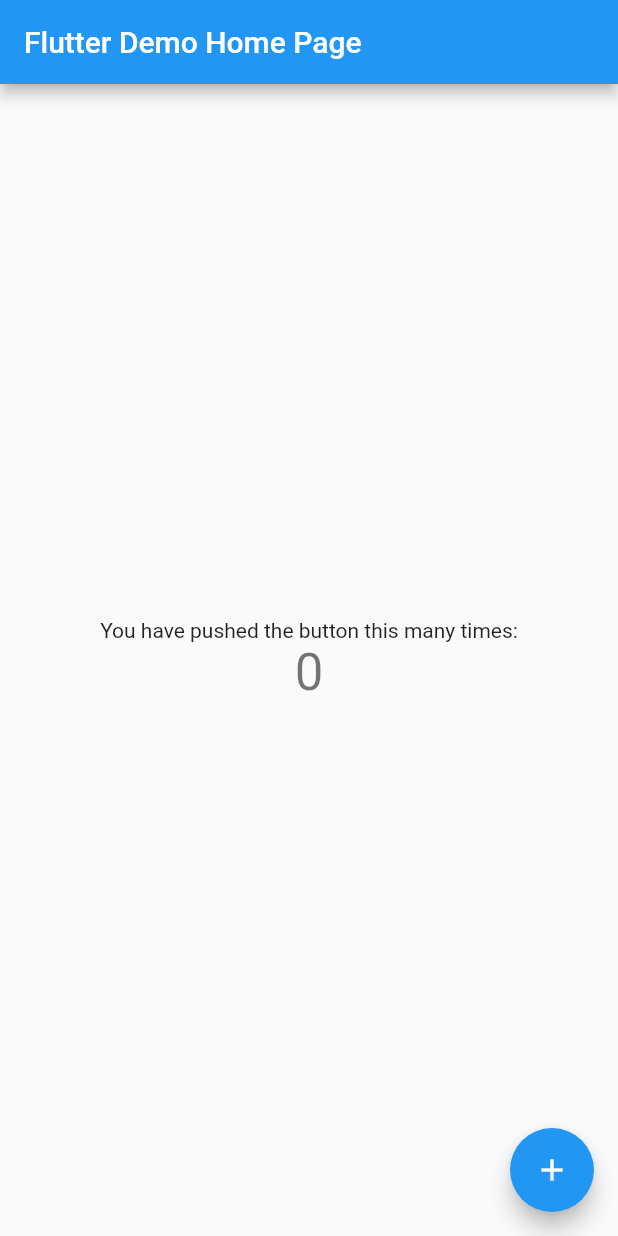
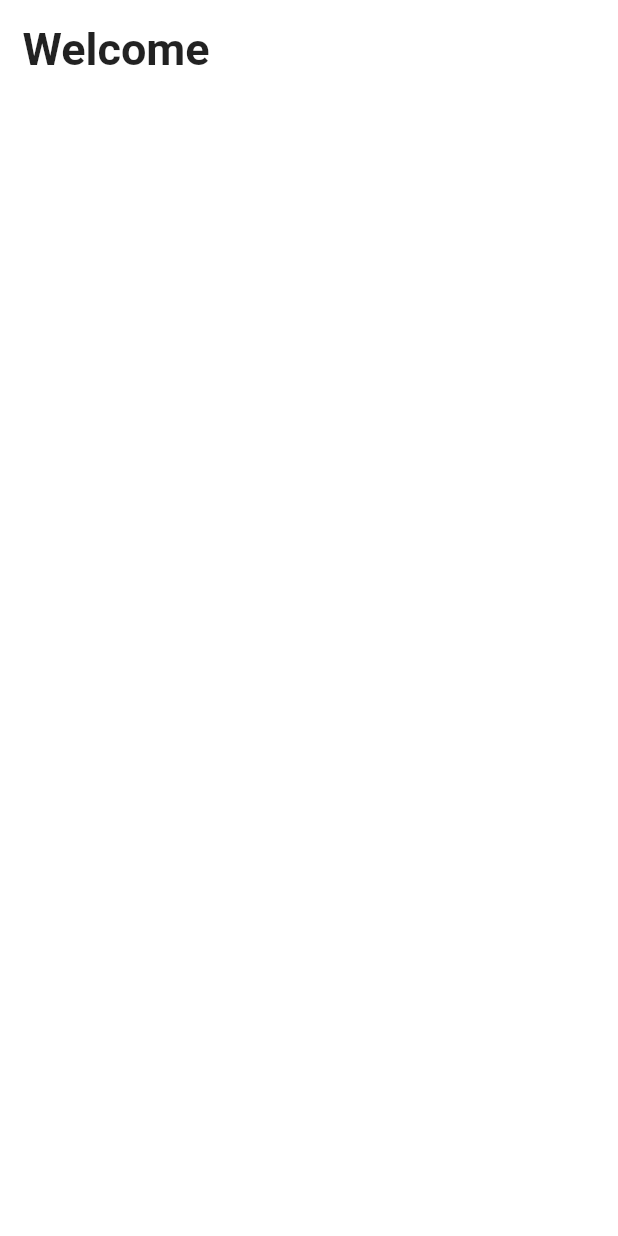
Before and after one commit to notori0usss/doctor_appointment, a Flutter app: the screen it shows after launch, on a phone screen of 412 x 824 dp. Run offline on Flutter 3.47's test engine with Material 2 defaults, Android fonts, the phone set to English and light mode, and no system bars.

Commit message:
setup done

```diff
--- a/lib/main.dart
+++ b/lib/main.dart
@@ -1,4 +1,7 @@
+import 'package:doctor_appointment/main_layout.dart';
+import 'package:doctor_appointment/screens/auth_page.dart';
 import 'package:flutter/material.dart';
+import 'utils/config.dart';
 
 void main() {
   runApp(const MyApp());
@@ -7,109 +10,39 @@ void main() {
 class MyApp extends StatelessWidget {
   const MyApp({super.key});
 
+  static final navigatorKey = GlobalKey<NavigatorState>();
+
   // This widget is the root of your application.
   @override
   Widget build(BuildContext context) {
     return MaterialApp(
       title: 'Flutter Demo',
       theme: ThemeData(
-        // This is the theme of your application.
-        //
-        // Try running your application with "flutter run". You'll see the
-        // application has a blue toolbar. Then, without quitting the app, try
-        // changing the primarySwatch below to Colors.green and then invoke
-        // "hot reload" (press "r" in the console where you ran "flutter run",
-        // or simply save your changes to "hot reload" in a Flutter IDE).
-        // Notice that the counter didn't reset back to zero; the application
-        // is not restarted.
-        primarySwatch: Colors.blue,
+        inputDecorationTheme: const InputDecorationTheme(
+          focusColor: Config.primaryColor,
+          border: Config.outlinedBorder,
+          focusedBorder: Config.focusBorder,
+          errorBorder: Config.errorBorder,
+          enabledBorder: Config.outlinedBorder,
+          floatingLabelStyle: TextStyle(color: Config.primaryColor),
+          prefixIconColor: Colors.black38,
+        ),
+        scaffoldBackgroundColor: Colors.white,
+        bottomNavigationBarTheme: BottomNavigationBarThemeData(
+          backgroundColor: Config.primaryColor,
+          selectedItemColor: Colors.white,
+          showSelectedLabels: true,
+          showUnselectedLabels: false,
+          unselectedItemColor: Colors.grey.shade700,
+          elevation: 10,
+          type: BottomNavigationBarType.fixed,
+        ),
       ),
-      home: const MyHomePage(title: 'Flutter Demo Home Page'),
+      initialRoute: '/',
+      routes: {
+        '/': (context) => const AuthPage(),
+        '/main': (context) => const MainLayout(),
+      },
     );
   }
 }
-
-class MyHomePage extends StatefulWidget {
-  const MyHomePage({super.key, required this.title});
-
-  // This widget is the home page of your application. It is stateful, meaning
-  // that it has a State object (defined below) that contains fields that affect
-  // how it looks.
-
-  // This class is the configuration for the state. It holds the values (in this
-  // case the title) provided by the parent (in this case the App widget) and
-  // used by the build method of the State. Fields in a Widget subclass are
-  // always marked "final".
-
-  final String title;
-
-  @override
-  State<MyHomePage> createState() => _MyHomePageState();
-}
-
-class _MyHomePageState extends State<MyHomePage> {
-  int _counter = 0;
-
-  void _incrementCounter() {
-    setState(() {
-      // This call to setState tells the Flutter framework that something has
-      // changed in this State, which causes it to rerun the build method below
-      // so that the display can reflect the updated values. If we changed
-      // _counter without calling setState(), then the build method would not be
-      // called again, and so nothing would appear to happen.
-      _counter++;
-    });
-  }
-
-  @override
-  Widget build(BuildContext context) {
-    // This method is rerun every time setState is called, for instance as done
-    // by the _incrementCounter method above.
-    //
-    // The Flutter framework has been optimized to make rerunning build methods
-    // fast, so that you can just rebuild anything that needs updating rather
-    // than having to individually change instances of widgets.
-    return Scaffold(
-      appBar: AppBar(
-        // Here we take the value from the MyHomePage object that was created by
-        // the App.build method, and use it to set our appbar title.
-        title: Text(widget.title),
-      ),
-      body: Center(
-        // Center is a layout widget. It takes a single child and positions it
-        // in the middle of the parent.
-        child: Column(
-          // Column is also a layout widget. It takes a list of children and
-          // arranges them vertically. By default, it sizes itself to fit its
-          // children horizontally, and tries to be as tall as its parent.
-          //
-          // Invoke "debug painting" (press "p" in the console, choose the
-          // "Toggle Debug Paint" action from the Flutter Inspector in Android
-          // Studio, or the "Toggle Debug Paint" command in Visual Studio Code)
-          // to see the wireframe for each widget.
-          //
-          // Column has various properties to control how it sizes itself and
-          // how it positions its children. Here we use mainAxisAlignment to
-          // center the children vertically; the main axis here is the vertical
-          // axis because Columns are vertical (the cross axis would be
-          // horizontal).
-          mainAxisAlignment: MainAxisAlignment.center,
-          children: <Widget>[
-            const Text(
-              'You have pushed the button this many times:',
-            ),
-            Text(
-              '$_counter',
-              style: Theme.of(context).textTheme.headline4,
-            ),
-          ],
-        ),
-      ),
-      floatingActionButton: FloatingActionButton(
-        onPressed: _incrementCounter,
-        tooltip: 'Increment',
-        child: const Icon(Icons.add),
-      ), // This trailing comma makes auto-formatting nicer for build methods.
-    );
-  }
-}
--- /dev/null
+++ b/lib/main_layout.dart
@@ -0,0 +1,20 @@
+import 'package:flutter/cupertino.dart';
+import 'package:flutter/material.dart';
+
+class MainLayout extends StatefulWidget {
+  const MainLayout({super.key});
+
+  @override
+  State<MainLayout> createState() => _MainLayoutState();
+}
+
+class _MainLayoutState extends State<MainLayout> {
+  @override
+  Widget build(BuildContext context) {
+    return Scaffold(
+      body: Center(
+        child: Text("MainLayout"),
+      ),
+    );
+  }
+}
--- /dev/null
+++ b/lib/screens/auth_page.dart
@@ -0,0 +1,35 @@
+import 'package:doctor_appointment/utils/text.dart';
+import 'package:flutter/cupertino.dart';
+import 'package:flutter/material.dart';
+
+class AuthPage extends StatefulWidget {
+  const AuthPage({super.key});
+
+  @override
+  State<AuthPage> createState() => _AuthPageState();
+}
+
+class _AuthPageState extends State<AuthPage> {
+  @override
+  Widget build(BuildContext context) {
+    return Scaffold(
+      body: Padding(
+        padding: const EdgeInsets.symmetric(horizontal: 15, vertical: 15),
+        child: SafeArea(
+          child: Column(
+            mainAxisAlignment: MainAxisAlignment.start,
+            children: <Widget>[
+              Text(
+                AppText.enText['welcome_text']!,
+                style: const TextStyle(
+                  fontSize: 30,
+                  fontWeight: FontWeight.bold,
+                ),
+              )
+            ],
+          ),
+        ),
+      ),
+    );
+  }
+}
--- a/lib/utils/config.dart
+++ b/lib/utils/config.dart
@@ -40,4 +40,6 @@ class Config {
         Radius.circular(8),
       ),
       borderSide: BorderSide(color: Colors.red));
+
+  static const primaryColor = Colors.greenAccent;
 }
```
